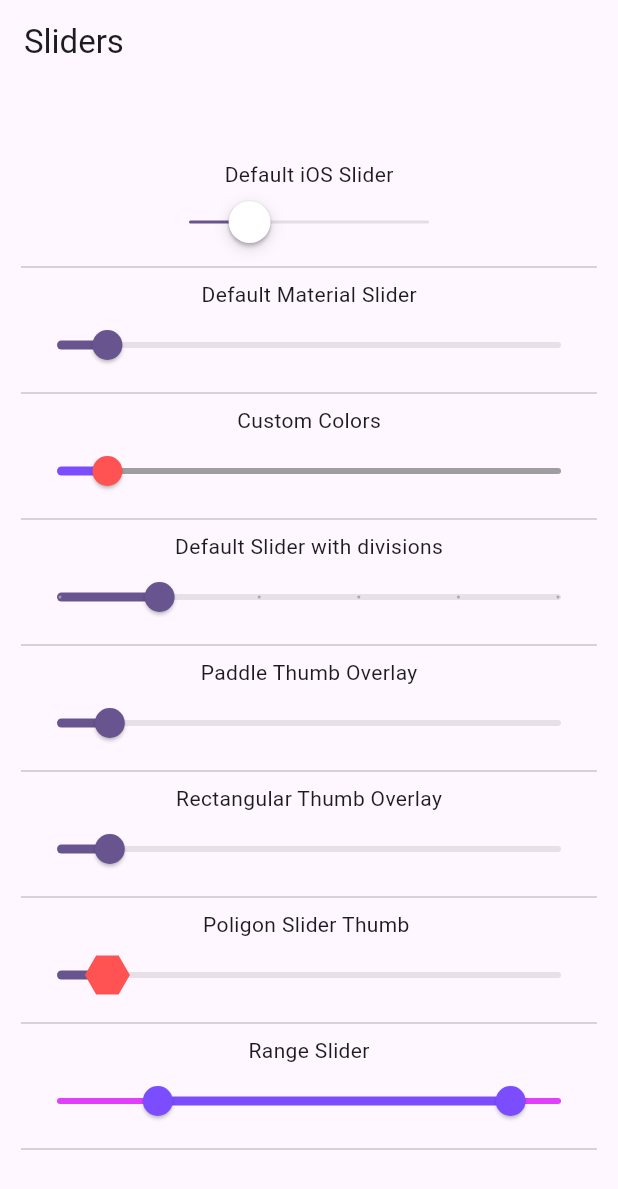
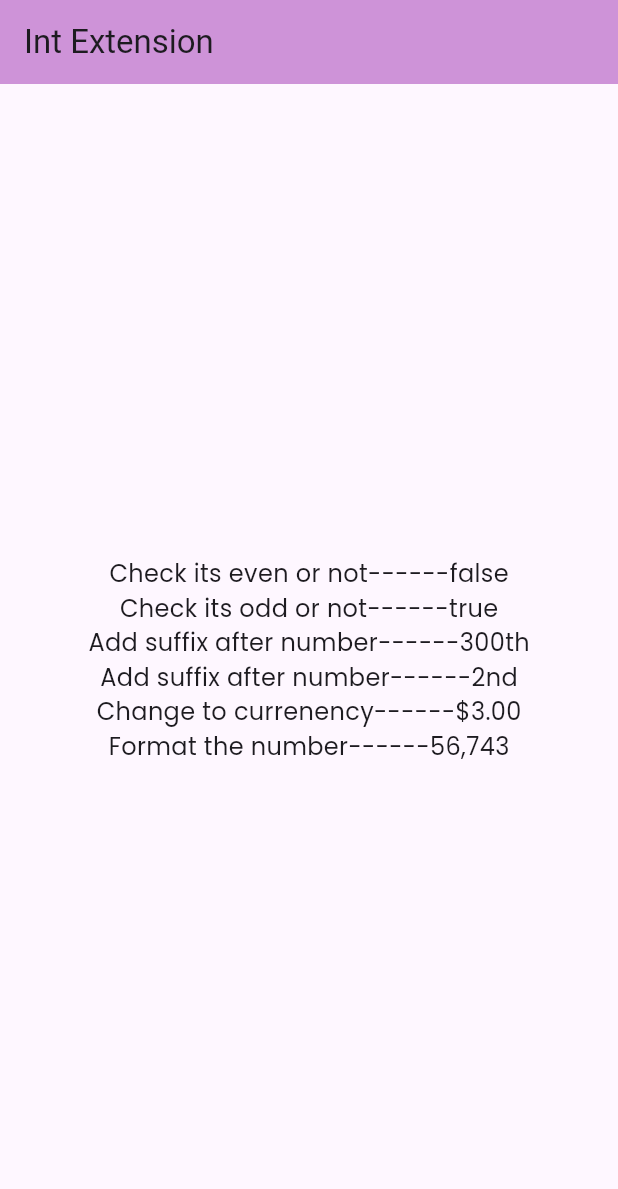
Before and after one commit to vaidehi2701/Flutter_Cheatsheet_2023, a Flutter app: the screen it shows after launch, on a phone screen of 412 x 824 dp. Shown: the top 1189 px of the screen. Run offline on Flutter 3.47's test engine with Material 2 defaults, Android fonts, the phone set to English and light mode, and no system bars; our stand-ins replace google_fonts.

Commit message:
int extension added

```diff
--- a/lib/main.dart
+++ b/lib/main.dart
@@ -1,5 +1,7 @@
 import 'package:flutter/material.dart';
-import 'package:widget_utils/widgets/slides.dart';
+import 'package:widget_utils/ui/ext_demo/int_util_demo.dart';
+import 'package:widget_utils/ui/widgets/res_bottom.dart';
+import 'package:widget_utils/ui/widgets/slides.dart';
 
 void main() {
   runApp(const MyApp());
@@ -19,7 +21,7 @@ class MyApp extends StatelessWidget {
         colorScheme: ColorScheme.fromSeed(seedColor: Colors.deepPurple)
             .copyWith(background: Colors.blueGrey[100]),
       ),
-      home: const CustomSlidersPage(),
+      home: const IntUtilDemo(),
     );
   }
 }
--- /dev/null
+++ b/lib/ui/ext_demo/int_util_demo.dart
@@ -0,0 +1,63 @@
+import 'package:flutter/material.dart';
+import 'package:google_fonts/google_fonts.dart';
+import 'package:widget_utils/extension/int_utils.dart';
+
+class IntUtilDemo extends StatefulWidget {
+  const IntUtilDemo({super.key});
+
+  @override
+  State<IntUtilDemo> createState() => _IntUtilDemoState();
+}
+
+class _IntUtilDemoState extends State<IntUtilDemo> {
+  int number = 56743;
+  int price = 300;
+  int price2 = 2;
+  int itemLength = 5;
+
+  @override
+  Widget build(BuildContext context) {
+    String formattedString = number.toFormattedString();
+    String ordinalString = price.toOrdinalString();
+    String ordinalString2 = price2.toOrdinalString();
+
+    var style = GoogleFonts.poppins(fontSize: 16);
+    return Scaffold(
+      appBar: AppBar(
+        title: const Text("Int Extension"),
+        backgroundColor: Colors.purple[200],
+      ),
+      body: Center(
+        child: Column(
+          mainAxisAlignment: MainAxisAlignment.center,
+          children: [
+            Text(
+              "Check its even or not------${number.isEven}",
+              style: style,
+            ),
+            Text(
+              "Check its odd or not------${number.isOdd}",
+              style: style,
+            ),
+            Text(
+              "Add suffix after number------$ordinalString",
+              style: style,
+            ),
+            Text(
+              "Add suffix after number------$ordinalString2",
+              style: style,
+            ),
+            Text(
+              "Change to currenency------${price.toCurrencyString(2)}",
+              style: style,
+            ),
+            Text(
+              "Format the number------$formattedString",
+              style: style,
+            ),
+          ],
+        ),
+      ),
+    );
+  }
+}
--- a/pubspec.yaml
+++ b/pubspec.yaml
@@ -36,6 +36,7 @@ dependencies:
   # Use with the CupertinoIcons class for iOS style icons.
   cupertino_icons: ^1.0.2
   google_fonts: ^5.1.0
+  intl:
 
 dev_dependencies:
   flutter_test:
```
Also changed, not shown: lib/extension/int_utils.dart (added, +81 -0 lines), lib/ui/ext_demo/string_util_demo.dart (renamed from lib/widgets/string_util_demo.dart), lib/ui/widgets/slides.dart (renamed from lib/widgets/slides.dart), lib/ui/widgets/tab_bar.dart (renamed from lib/widgets/tab_bar.dart), pubspec.lock.
